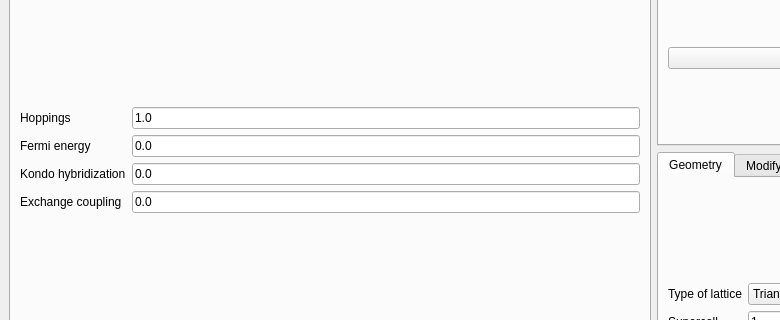
Above: interface-pyqt/heavyfermion/interface.ui from joselado/quantum-lattice before the change; both pictures show x 0 to 780 and y 153 to 473 of the 1308 by 653 pixel window. Below: the same form after it.
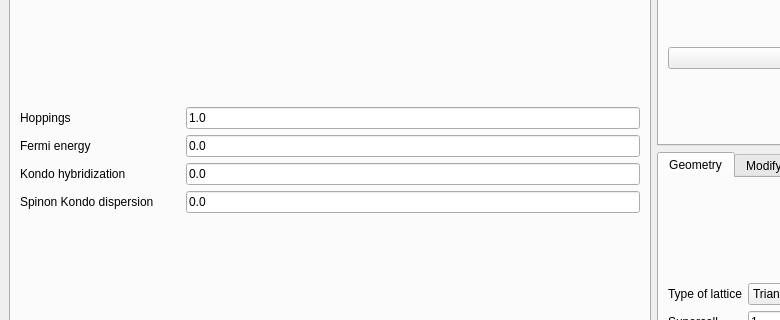
That is the form after the change.

```diff
--- a/interface-pyqt/heavyfermion/interface.ui
+++ b/interface-pyqt/heavyfermion/interface.ui
@@ -27,8 +27,8 @@
        <layout class="QGridLayout" name="gridLayout_24">
         <item row="0" column="0">
          <layout class="QGridLayout" name="gridLayout">
-          <item row="4" column="1">
-           <widget class="QLineEdit" name="exchange">
+          <item row="3" column="2">
+           <widget class="QLineEdit" name="kondo">
             <property name="toolTip">
              <string>d-vector of the spin triplet order p-wave order. The momentum dependence is taken of the form px + i py</string>
             </property>
@@ -37,6 +37,23 @@
             </property>
            </widget>
           </item>
+          <item row="1" column="2">
+           <widget class="QLineEdit" name="hoppings">
+            <property name="toolTip">
+             <string>Hoppings of the system. If you put several numbers separated by commas, the first number is the 1st NN hopping, the second number the 2nd NN hopping, etc</string>
+            </property>
+            <property name="text">
+             <string>1.0</string>
+            </property>
+           </widget>
+          </item>
+          <item row="4" column="0">
+           <widget class="QLabel" name="label_39">
+            <property name="text">
+             <string>Spinon Kondo dispersion</string>
+            </property>
+           </widget>
+          </item>
           <item row="1" column="0">
            <widget class="QLabel" name="label_60">
             <property name="text">
@@ -44,21 +61,7 @@
             </property>
            </widget>
           </item>
-          <item row="4" column="0">
-           <widget class="QLabel" name="label_39">
-            <property name="text">
-             <string>Exchange coupling</string>
-            </property>
-           </widget>
-          </item>
-          <item row="2" column="0">
-           <widget class="QLabel" name="label">
-            <property name="text">
-             <string>Fermi energy</string>
-            </property>
-           </widget>
-          </item>
-          <item row="2" column="1">
+          <item row="2" column="2">
            <widget class="QLineEdit" name="fermi">
             <property name="enabled">
              <bool>true</bool>
@@ -68,26 +71,6 @@
             </property>
            </widget>
           </item>
-          <item row="1" column="1">
-           <widget class="QLineEdit" name="hoppings">
-            <property name="toolTip">
-             <string>Hoppings of the system. If you put several numbers separated by commas, the first number is the 1st NN hopping, the second number the 2nd NN hopping, etc</string>
-            </property>
-            <property name="text">
-             <string>1.0</string>
-            </property>
-           </widget>
-          </item>
-          <item row="3" column="1">
-           <widget class="QLineEdit" name="kondo">
-            <property name="toolTip">
-             <string>spin-singlet s-wave superconducting order</string>
-            </property>
-            <property name="text">
-             <string>0.0</string>
-            </property>
-           </widget>
-          </item>
           <item row="3" column="0">
            <widget class="QLabel" name="label_26">
             <property name="text">
@@ -95,6 +78,57 @@
             </property>
            </widget>
           </item>
+          <item row="2" column="0">
+           <widget class="QLabel" name="label">
+            <property name="text">
+             <string>Fermi energy</string>
+            </property>
+           </widget>
+          </item>
+          <item row="4" column="2">
+           <widget class="QLineEdit" name="exchange">
+            <property name="toolTip">
+             <string>d-vector of the spin triplet order p-wave order. The momentum dependence is taken of the form px + i py</string>
+            </property>
+            <property name="text">
+             <string>0.0</string>
+            </property>
+           </widget>
+          </item>
+          <item row="1" column="1">
+           <widget class="QLabel" name="hopping_image">
+            <property name="minimumSize">
+             <size>
+              <width>20</width>
+              <height>0</height>
+             </size>
+            </property>
+            <property name="text">
+             <string/>
+            </property>
+           </widget>
+          </item>
+          <item row="2" column="1">
+           <widget class="QLabel" name="fermi_image">
+            <property name="text">
+             <string/>
+            </property>
+           </widget>
+          </item>
+          <item row="3" column="1">
+           <widget class="QLabel" name="kondo_image">
+            <property name="text">
+             <string/>
+            </property>
+           </widget>
+          </item>
+          <item row="4" column="1">
+           <widget class="QLabel" name="kexchange_image">
+            <property name="text">
+             <string/>
+            </property>
+           </widget>
+          </item>
          </layout>
         </item>
        </layout>
```
Left out of the diff: 2 changed lines with no effect on the pictures.
